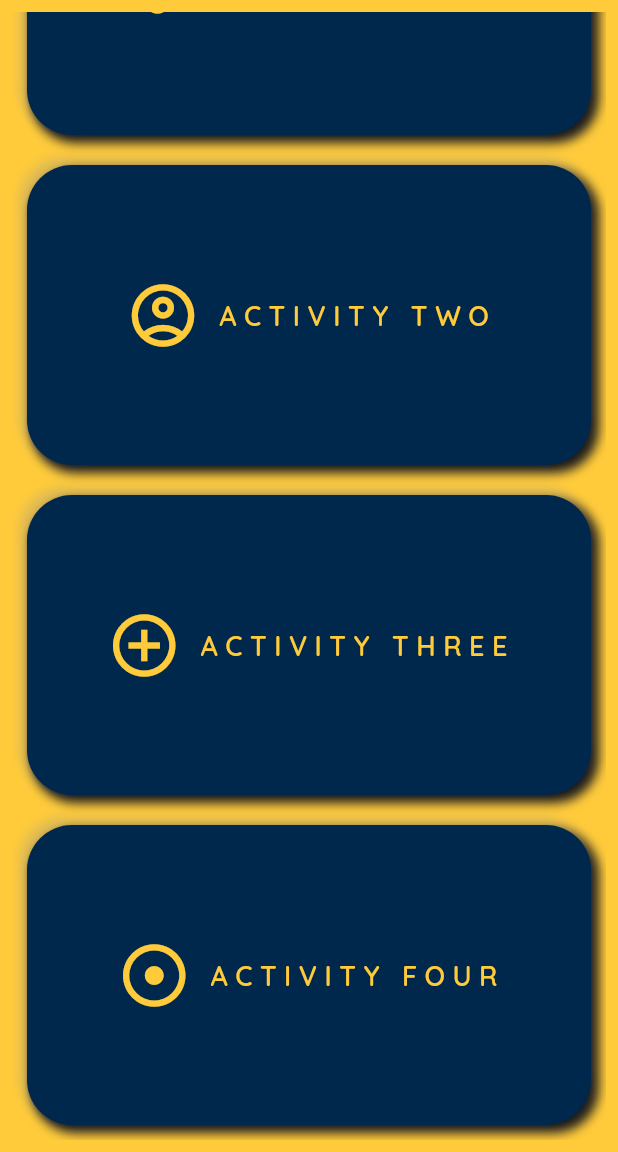
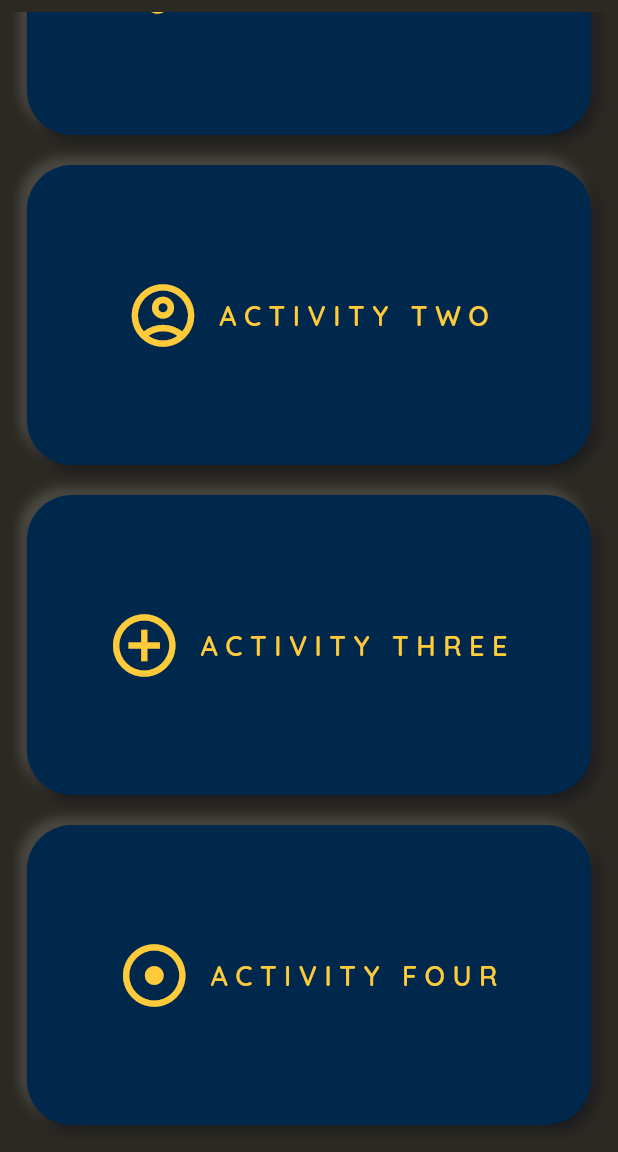
Before and after one commit to KyleAro/FlutterIntro, a Flutter app: the MyDesktopBody screen opened directly, scrolled down 128 dp, on a phone screen of 412 x 824 dp, the part 84-1236 px from its top. Run offline on Flutter 3.47's test engine with Material 3 defaults, Android fonts, the phone set to English and light mode, and no system bars; our stand-ins replace google_fonts.

Commit message:
changed the color on hmepage_style.dart and made the scaffold background black instead of mustard

```diff
--- a/lib/styles/homepage_style.dart
+++ b/lib/styles/homepage_style.dart
@@ -15,7 +15,7 @@ AppBarTheme customAppBarTheme = AppBarTheme(
   titleTextStyle: titleTextStyle,
 );
 
-Color scaffoldBackgroundColor =  const Color.fromARGB(255, 255, 203, 59);
+Color scaffoldBackgroundColor =  const Color.fromARGB(255, 43, 41, 34);
 
 
 TextStyle getTitleTextStylez(BuildContext context) {
```
